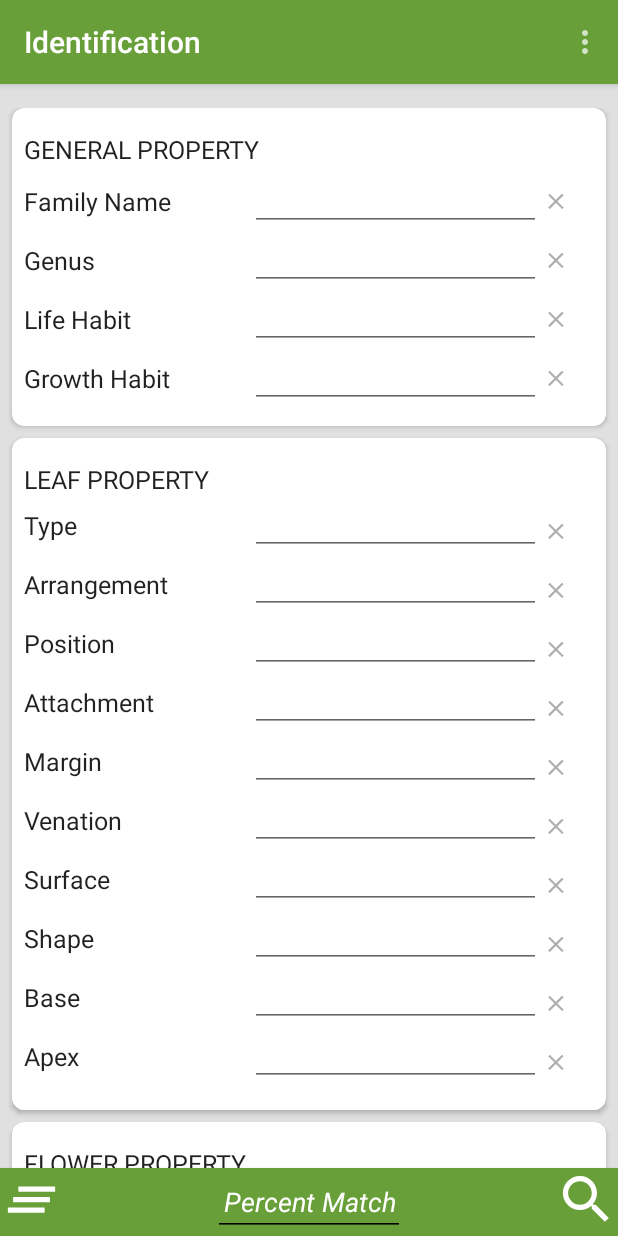
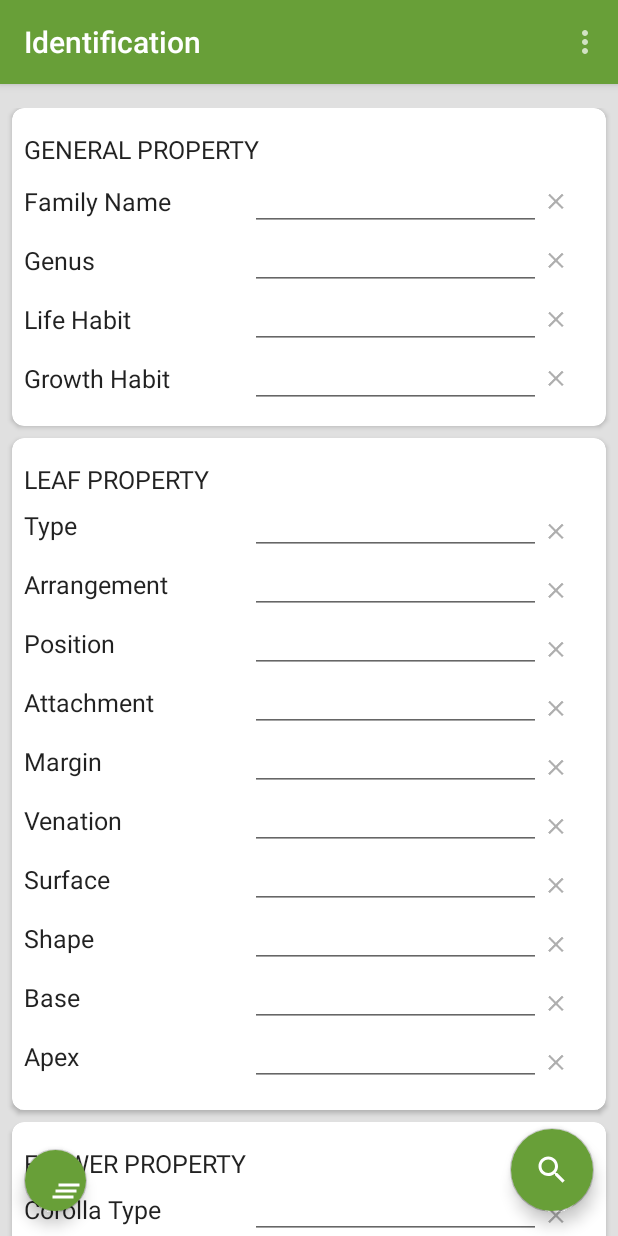
Before and after one commit to jomad/widgen_git, an Android app: the MainActivity2 screen opened directly, with no data from a screen before it, on a phone screen of 412 x 824 dp. Run offline under Robolectric (Android 15) with nearby library versions, the phone set to English and light mode, and no system bars; 2 statements that could not run were skipped.

Commit message:
FAB commit

```diff
--- a/app/src/main/res/layout/activity_main2.xml
+++ b/app/src/main/res/layout/activity_main2.xml
@@ -1,5 +1,5 @@
 <?xml version="1.0" encoding="utf-8"?>
-<LinearLayout xmlns:android="http://schemas.android.com/apk/res/android"
+<android.support.design.widget.CoordinatorLayout xmlns:android="http://schemas.android.com/apk/res/android"
 
     xmlns:app="http://schemas.android.com/apk/res-auto"
     xmlns:tools="http://schemas.android.com/tools"
@@ -11,6 +11,14 @@
 
     android:paddingBottom="0dp"
     tools:context="com.example.android.widgenV1.MainActivity2">
+
+
+    <LinearLayout
+        android:id="@+id/parent_layout"
+        android:layout_width="match_parent"
+        android:layout_height="match_parent"
+        android:background="@color/background_material"
+        android:orientation="vertical">
 
     <include
         android:id="@+id/toolbar"
@@ -42,19 +50,19 @@
             <LinearLayout
                 android:layout_width="match_parent"
                 android:layout_height="wrap_content"
-                android:orientation="vertical"
                 android:layout_marginLeft="4dp"
                 android:layout_marginRight="4dp"
+                android:orientation="vertical"
                 android:paddingTop="16dp">
 
                 <android.support.v7.widget.CardView
                     android:layout_width="match_parent"
                     android:layout_height="wrap_content"
-                    android:elevation="4dp"
-                    app:cardCornerRadius="8dp"
+                    android:layout_marginBottom="8dp"
                     android:layout_marginLeft="4dp"
                     android:layout_marginRight="4dp"
-                    android:layout_marginBottom="8dp">
+                    android:elevation="4dp"
+                    app:cardCornerRadius="8dp">
 
                 <LinearLayout
                     android:layout_width="match_parent"
@@ -67,9 +75,9 @@
                     <TextView
                         android:id="@+id/textView_gen_property"
                         style="@style/HeadingMainActivity"
+                        android:clickable="true"
                         android:text="@string/gen_property"
-                        tools:text="@string/gen_property"
-                        android:clickable="true"/>
+                        tools:text="@string/gen_property"/>
 
                     <LinearLayout
                         android:layout_width="match_parent"
@@ -181,11 +189,11 @@
                 <android.support.v7.widget.CardView
                     android:layout_width="match_parent"
                     android:layout_height="wrap_content"
-                    android:elevation="4dp"
-                    app:cardCornerRadius="8dp"
+                    android:layout_marginBottom="8dp"
                     android:layout_marginLeft="4dp"
                     android:layout_marginRight="4dp"
-                    android:layout_marginBottom="8dp">
+                    android:elevation="4dp"
+                    app:cardCornerRadius="8dp">
 
                 <LinearLayout
                     android:layout_width="match_parent"
@@ -406,11 +414,11 @@
                 <android.support.v7.widget.CardView
                     android:layout_width="match_parent"
                     android:layout_height="wrap_content"
-                    android:elevation="4dp"
-                    app:cardCornerRadius="8dp"
+                    android:layout_marginBottom="8dp"
                     android:layout_marginLeft="4dp"
                     android:layout_marginRight="4dp"
-                    android:layout_marginBottom="8dp">
+                    android:elevation="4dp"
+                    app:cardCornerRadius="8dp">
 
                 <LinearLayout
                     android:layout_width="match_parent"
@@ -571,54 +579,31 @@
     </LinearLayout>
 
 
-    <FrameLayout
-        android:layout_width="match_parent"
-        android:layout_height="wrap_content"
-        android:background="@color/colorPrimary"
-        android:elevation="4dp">
+    </LinearLayout>
 
-
-        <RelativeLayout
-            android:layout_width="match_parent"
-            android:layout_height="wrap_content"
-            android:orientation="horizontal">
-
-
-            <ImageView
+    <android.support.design.widget.FloatingActionButton
         android:id="@+id/clear"
         android:layout_width="42dp"
         android:layout_height="42dp"
-                android:layout_alignParentStart="true"
-                android:background="@drawable/ic_clear_all"
-                android:clickable="true" />
+        android:backgroundTint="@color/colorPrimary"
+        android:src="@drawable/ic_clear_all"
+        android:clickable="true"
+        app:layout_anchor="@id/parent_layout"
+        android:layout_margin="16dp"
+        app:layout_anchorGravity="bottom|start"/>
 
 
-            <ImageView
+    <android.support.design.widget.FloatingActionButton
         android:id="@+id/button"
-                android:layout_width="42dp"
-                android:layout_height="42dp"
-                android:layout_alignParentEnd="true"
-                android:background="@drawable/ic_zz_search"
-                android:clickable="true" />
-
-            <EditText
-                android:id="@+id/editTextPercentMatch"
         android:layout_width="wrap_content"
         android:layout_height="wrap_content"
-                android:layout_centerHorizontal="true"
-                android:cursorVisible="true"
-                android:ems="6"
-                android:hint="Percent Match"
-                android:inputType="number"
-                android:textAlignment="center"
-
-                android:textColorHint="@color/lineColor"
-                android:textStyle="normal|italic"
-                />
+        android:src="@drawable/ic_zz_search"
+        android:clickable="true"
+        android:backgroundTint="@color/colorPrimary"
+        app:layout_anchor="@id/parent_layout"
+        android:layout_margin="16dp"
+        app:layout_anchorGravity="bottom|end"/>
 
 
-        </RelativeLayout>
-    </FrameLayout>
 
-
-</LinearLayout>
+</android.support.design.widget.CoordinatorLayout>
```
Lines whose indentation alone changed are shown as unchanged.
